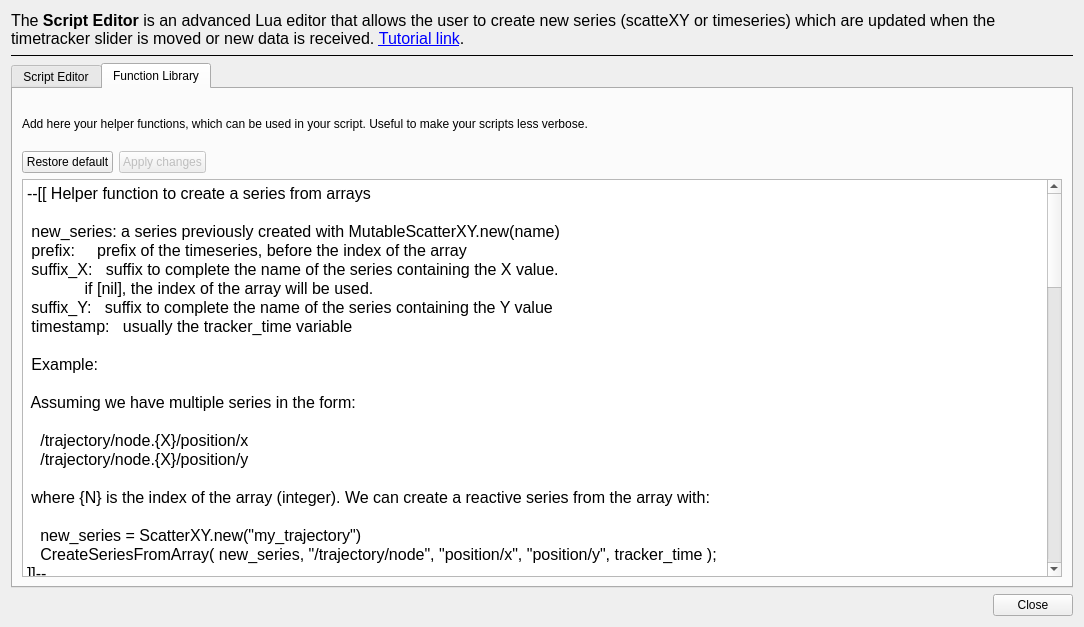
yuanzhongqiao/PlotJuggler, file plotjuggler_plugins/ToolboxLuaEditor/lua_editor.ui: the form before one commit.
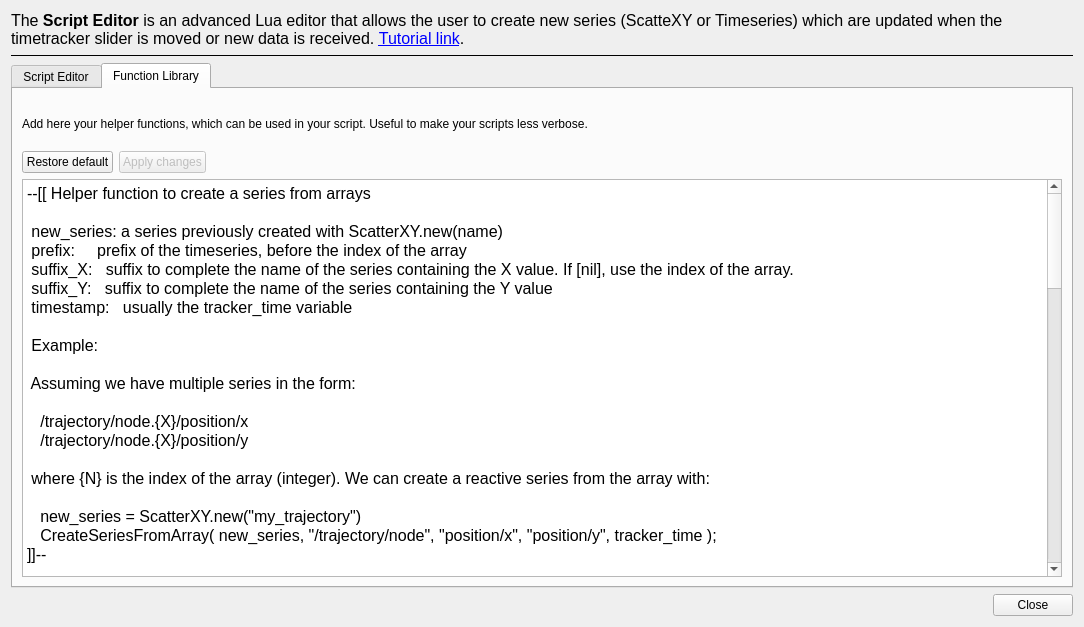
The form after the commit. The open tabs and pages were chosen to show the change.

The edit to the form file:
```diff
--- a/plotjuggler_plugins/ToolboxLuaEditor/lua_editor.ui
+++ b/plotjuggler_plugins/ToolboxLuaEditor/lua_editor.ui
@@ -22,7 +22,7 @@
       </font>
      </property>
      <property name="text">
-      <string>&lt;html&gt;&lt;head/&gt;&lt;body&gt;&lt;p&gt;The &lt;span style=&quot; font-weight:600;&quot;&gt;Script Editor &lt;/span&gt;is an advanced Lua editor that allows the user to create new series (scatteXY or timeseries) which are updated when the timetracker slider is moved or new data is received. &lt;a href=&quot;https://slides.com/davidefaconti/plotjuggler-reactive-scripts/fullscreen&quot;&gt;&lt;span style=&quot; text-decoration: underline; color:#0000ff;&quot;&gt;Tutorial link&lt;/span&gt;&lt;/a&gt;.&lt;/p&gt;&lt;/body&gt;&lt;/html&gt;</string>
+      <string>&lt;html&gt;&lt;head/&gt;&lt;body&gt;&lt;p&gt;The &lt;span style=&quot; font-weight:600;&quot;&gt;Script Editor &lt;/span&gt;is an advanced Lua editor that allows the user to create new series (ScatteXY or Timeseries) which are updated when the timetracker slider is moved or new data is received. &lt;a href=&quot;https://slides.com/davidefaconti/plotjuggler-reactive-scripts/fullscreen&quot;&gt;&lt;span style=&quot; text-decoration: underline; color:#0000ff;&quot;&gt;Tutorial link&lt;/span&gt;&lt;/a&gt;.&lt;/p&gt;&lt;/body&gt;&lt;/html&gt;</string>
      </property>
      <property name="wordWrap">
       <bool>true</bool>
@@ -302,10 +302,9 @@
          <property name="plainText">
           <string>--[[ Helper function to create a series from arrays
 
- new_series: a series previously created with MutableScatterXY.new(name)
+ new_series: a series previously created with ScatterXY.new(name)
  prefix:     prefix of the timeseries, before the index of the array
- suffix_X:   suffix to complete the name of the series containing the X value.
-             if [nil], the index of the array will be used.
+ suffix_X:   suffix to complete the name of the series containing the X value. If [nil], use the index of the array.
  suffix_Y:   suffix to complete the name of the series containing the Y value
  timestamp:   usually the tracker_time variable
               
@@ -363,7 +362,7 @@
   return filtered_names
 end
 
---[[ Apply offsets to an existing series
+--[[ Modify an existing series, applying offsets to all their X and Y values
 
  series: an existing timeseries, obtained with TimeseriesView.find(name)
  delta_x: offset to apply to each x value
@@ -371,7 +370,7 @@
 
 ]]--
 
-function ApplyOffset(series, delta_x, delta_y)
+function ApplyOffsetInPlace(series, delta_x, delta_y)
   -- use C++ indeces, not Lua indeces
   for index=0, series:size()-1 do
     x,y = series:at(index)
```
